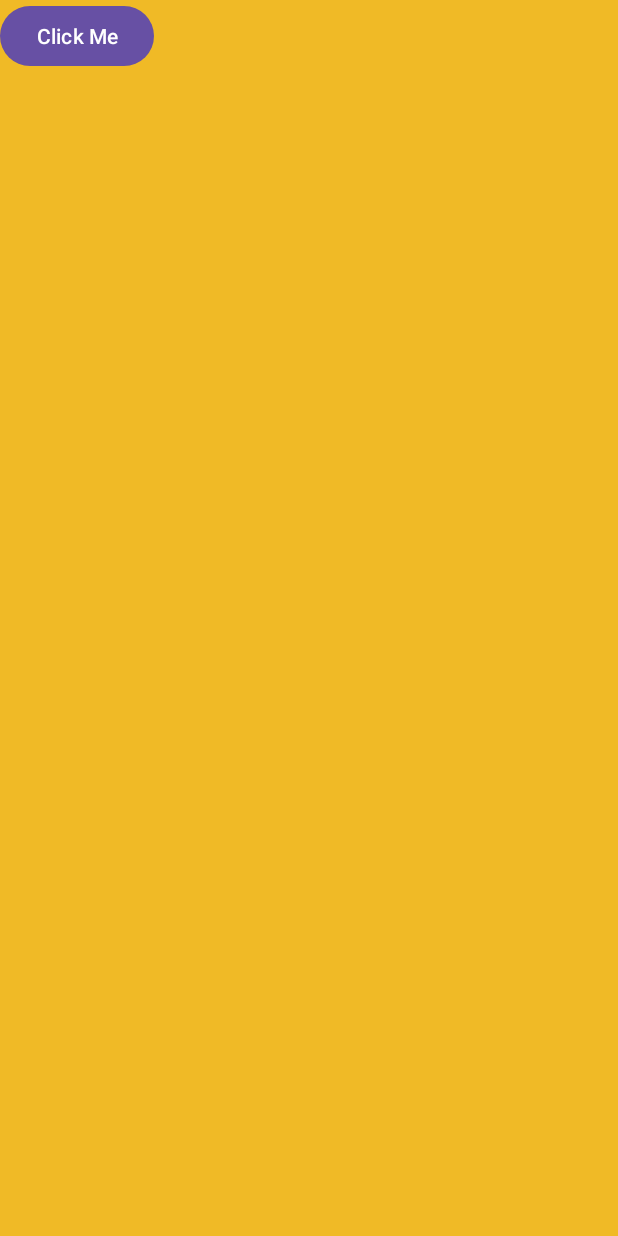
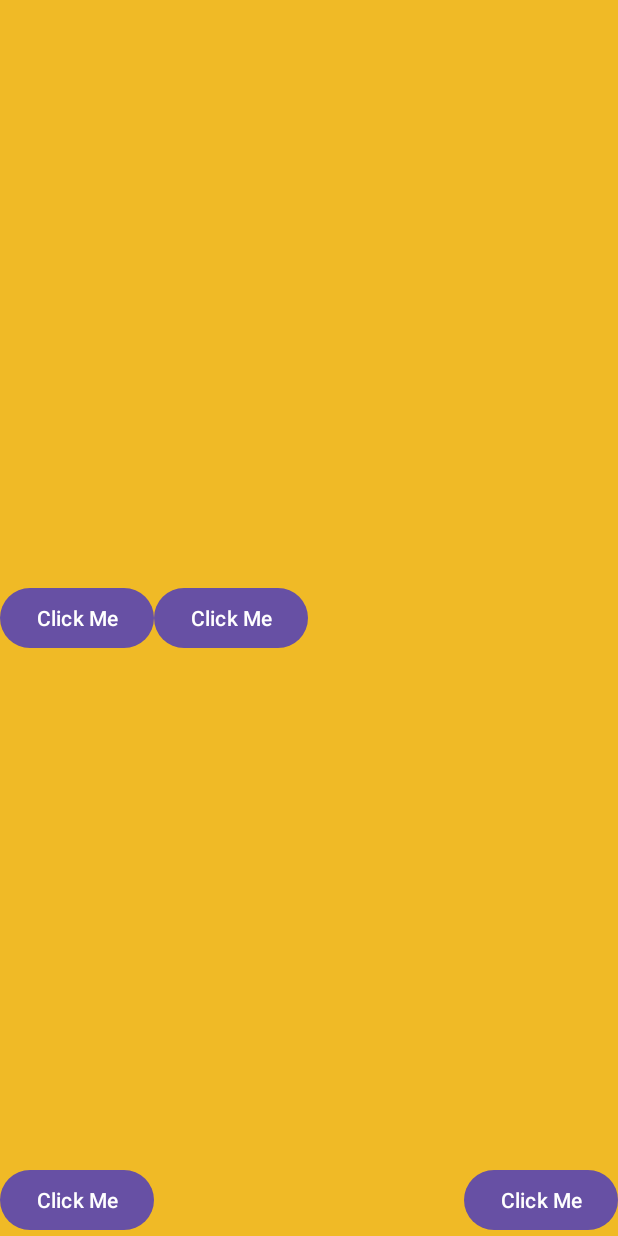
Before and after one commit to phyo-105438/Android-Learning-Package, an Android app: the screen it shows after launch (MainActivity), on a phone screen of 412 x 824 dp. Run offline under Robolectric (Android 15) with nearby library versions, the light colour scheme and no system bars.

Commit message:
Android Practise

```diff
--- a/app/src/main/res/layout/activity_main.xml
+++ b/app/src/main/res/layout/activity_main.xml
@@ -16,14 +16,38 @@
        android:background="#f0ba26">
 
    <Button
+       android:id="@+id/btn"
        android:layout_width="wrap_content"
        android:layout_height="wrap_content"
+       android:layout_centerVertical="true"
+       android:text="Click Me"/>
 
-         android:text="Click Me"/>
+      <Button
+          android:id="@+id/btn_1"
+          android:layout_width="wrap_content"
+          android:layout_height="wrap_content"
+          android:layout_toRightOf="@id/btn"
+          android:layout_alignTop="@id/btn"
+          android:text="Click Me"/>
+
+      <Button
+          android:id="@+id/btn_2"
+          android:layout_width="wrap_content"
+          android:layout_height="wrap_content"
+          android:layout_alignParentLeft="true"
+          android:layout_alignParentBottom="true"
+          android:text="Click Me"/>
+      <Button
+          android:id="@+id/btn_3"
+          android:layout_width="wrap_content"
+          android:layout_height="wrap_content"
+          android:layout_alignParentRight="true"
+          android:layout_alignParentBottom="true"
+          android:text="Click Me"/>
 
 
 
-</RelativeLayout>
+   </RelativeLayout>
 
 
 
```
